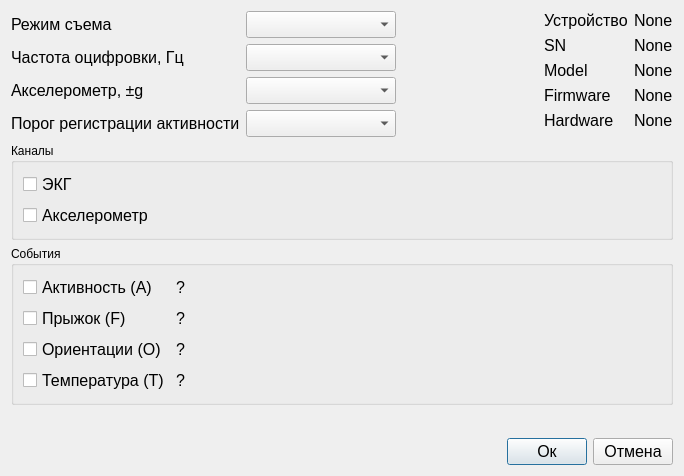
Qt form resources/dlg_inrat_config.ui (mcsltd/mcs-inRat-monitor) before a commit.
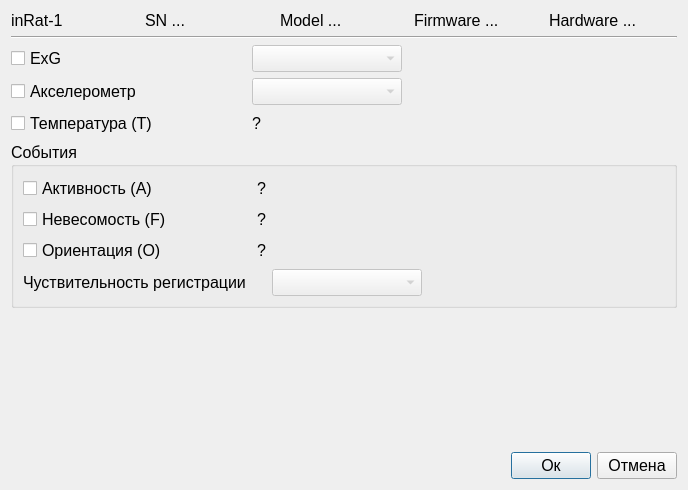
The same form after that commit. Icons and pictures are not drawn.

```diff
--- a/resources/dlg_inrat_config.ui
+++ b/resources/dlg_inrat_config.ui
@@ -6,8 +6,8 @@
    <rect>
     <x>0</x>
     <y>0</y>
-    <width>684</width>
-    <height>476</height>
+    <width>688</width>
+    <height>490</height>
    </rect>
   </property>
   <property name="windowTitle">
@@ -18,8 +18,336 @@
     <normaloff>:/images/icon.ico</normaloff>:/images/icon.ico</iconset>
   </property>
   <layout class="QGridLayout" name="gridLayout">
+   <item row="8" column="0">
+    <layout class="QHBoxLayout" name="horizontalLayout">
+     <item>
+      <spacer name="horizontalSpacer">
+       <property name="orientation">
+        <enum>Qt::Orientation::Horizontal</enum>
+       </property>
+       <property name="sizeHint" stdset="0">
+        <size>
+         <width>40</width>
+         <height>20</height>
+        </size>
+       </property>
+      </spacer>
+     </item>
+     <item>
+      <widget class="QPushButton" name="pushButtonOk">
+       <property name="font">
+        <font>
+         <pointsize>12</pointsize>
+        </font>
+       </property>
+       <property name="text">
+        <string>Ок</string>
+       </property>
+      </widget>
+     </item>
+     <item>
+      <widget class="QPushButton" name="pushButtonCancel">
+       <property name="font">
+        <font>
+         <pointsize>12</pointsize>
+        </font>
+       </property>
+       <property name="text">
+        <string>Отмена</string>
+       </property>
+      </widget>
+     </item>
+    </layout>
+   </item>
+   <item row="2" column="0">
+    <layout class="QVBoxLayout" name="verticalLayout">
+     <item>
+      <layout class="QHBoxLayout" name="horizontalLayout_3">
+       <item>
+        <widget class="QCheckBox" name="checkBoxExg">
+         <property name="sizePolicy">
+          <sizepolicy hsizetype="Fixed" vsizetype="Fixed">
+           <horstretch>0</horstretch>
+           <verstretch>0</verstretch>
+          </sizepolicy>
+         </property>
+         <property name="minimumSize">
+          <size>
+           <width>235</width>
+           <height>0</height>
+          </size>
+         </property>
+         <property name="maximumSize">
+          <size>
+           <width>400</width>
+           <height>16777215</height>
+          </size>
+         </property>
+         <property name="font">
+          <font>
+           <pointsize>12</pointsize>
+          </font>
+         </property>
+         <property name="text">
+          <string>ExG</string>
+         </property>
+        </widget>
+       </item>
+       <item>
+        <widget class="QComboBox" name="comboBoxModeSampleRate">
+         <property name="enabled">
+          <bool>false</bool>
+         </property>
+         <property name="sizePolicy">
+          <sizepolicy hsizetype="Fixed" vsizetype="Fixed">
+           <horstretch>0</horstretch>
+           <verstretch>0</verstretch>
+          </sizepolicy>
+         </property>
+         <property name="minimumSize">
+          <size>
+           <width>150</width>
+           <height>0</height>
+          </size>
+         </property>
+         <property name="maximumSize">
+          <size>
+           <width>150</width>
+           <height>16777215</height>
+          </size>
+         </property>
+         <property name="font">
+          <font>
+           <pointsize>12</pointsize>
+          </font>
+         </property>
+        </widget>
+       </item>
+       <item>
+        <spacer name="horizontalSpacer_4">
+         <property name="orientation">
+          <enum>Qt::Orientation::Horizontal</enum>
+         </property>
+         <property name="sizeHint" stdset="0">
+          <size>
+           <width>40</width>
+           <height>20</height>
+          </size>
+         </property>
+        </spacer>
+       </item>
+      </layout>
+     </item>
+     <item>
+      <layout class="QHBoxLayout" name="horizontalLayout_5">
+       <item>
+        <widget class="QCheckBox" name="checkBoxAcceleration">
+         <property name="sizePolicy">
+          <sizepolicy hsizetype="Fixed" vsizetype="Fixed">
+           <horstretch>0</horstretch>
+           <verstretch>0</verstretch>
+          </sizepolicy>
+         </property>
+         <property name="minimumSize">
+          <size>
+           <width>235</width>
+           <height>0</height>
+          </size>
+         </property>
+         <property name="maximumSize">
+          <size>
+           <width>400</width>
+           <height>16777215</height>
+          </size>
+         </property>
+         <property name="font">
+          <font>
+           <pointsize>12</pointsize>
+          </font>
+         </property>
+         <property name="text">
+          <string>Акселерометр</string>
+         </property>
+        </widget>
+       </item>
+       <item>
+        <widget class="QComboBox" name="comboBoxFullScaleAccelerometer">
+         <property name="enabled">
+          <bool>false</bool>
+         </property>
+         <property name="sizePolicy">
+          <sizepolicy hsizetype="Fixed" vsizetype="Fixed">
+           <horstretch>0</horstretch>
+           <verstretch>0</verstretch>
+          </sizepolicy>
+         </property>
+         <property name="minimumSize">
+          <size>
+           <width>150</width>
+           <height>0</height>
+          </size>
+         </property>
+         <property name="font">
+          <font>
+           <pointsize>12</pointsize>
+          </font>
+         </property>
+        </widget>
+       </item>
+       <item>
+        <spacer name="horizontalSpacer_3">
+         <property name="orientation">
+          <enum>Qt::Orientation::Horizontal</enum>
+         </property>
+         <property name="sizeHint" stdset="0">
+          <size>
+           <width>40</width>
+           <height>20</height>
+          </size>
+         </property>
+        </spacer>
+       </item>
+      </layout>
+     </item>
+     <item>
+      <layout class="QHBoxLayout" name="horizontalLayout_4">
+       <item>
+        <widget class="QCheckBox" name="checkBoxTemp">
+         <property name="sizePolicy">
+          <sizepolicy hsizetype="Fixed" vsizetype="Fixed">
+           <horstretch>0</horstretch>
+           <verstretch>0</verstretch>
+          </sizepolicy>
+         </property>
+         <property name="minimumSize">
+          <size>
+           <width>235</width>
+           <height>0</height>
+          </size>
+         </property>
+         <property name="maximumSize">
+          <size>
+           <width>400</width>
+           <height>16777215</height>
+          </size>
+         </property>
+         <property name="font">
+          <font>
+           <pointsize>12</pointsize>
+          </font>
+         </property>
+         <property name="toolTip">
+          <string>Регистрация события температуры
+</string>
+         </property>
+         <property name="text">
+          <string>Температура (T)</string>
+         </property>
+        </widget>
+       </item>
+       <item>
+        <widget class="QLabel" name="labelInfoTemperature">
+         <property name="font">
+          <font>
+           <pointsize>12</pointsize>
+          </font>
+         </property>
+         <property name="toolTip">
+          <string>&lt;html&gt;&lt;head/&gt;&lt;body&gt;&lt;p&gt;Событие &amp;quot;Температура&amp;quot;&lt;/p&gt;&lt;p&gt;Единицы измерения: градусы Цельсия (°C)&lt;br/&gt;Формат записи: T {значение}&lt;/p&gt;&lt;/body&gt;&lt;/html&gt;</string>
+         </property>
+         <property name="text">
+          <string>?</string>
+         </property>
+        </widget>
+       </item>
+       <item>
+        <spacer name="horizontalSpacer_5">
+         <property name="orientation">
+          <enum>Qt::Orientation::Horizontal</enum>
+         </property>
+         <property name="sizeHint" stdset="0">
+          <size>
+           <width>40</width>
+           <height>20</height>
+          </size>
+         </property>
+        </spacer>
+       </item>
+      </layout>
+     </item>
+    </layout>
+   </item>
+   <item row="0" column="0">
+    <layout class="QHBoxLayout" name="horizontalLayout_2">
+     <item>
+      <widget class="QLabel" name="labelDeviceValue">
+       <property name="font">
+        <font>
+         <pointsize>12</pointsize>
+        </font>
+       </property>
+       <property name="text">
+        <string>inRat-1</string>
+       </property>
+      </widget>
+     </item>
+     <item>
+      <widget class="QLabel" name="labelSnValue">
+       <property name="font">
+        <font>
+         <pointsize>12</pointsize>
+        </font>
+       </property>
+       <property name="text">
+        <string>SN ...</string>
+       </property>
+      </widget>
+     </item>
+     <item>
+      <widget class="QLabel" name="labelModelValue">
+       <property name="font">
+        <font>
+         <pointsize>12</pointsize>
+        </font>
+       </property>
+       <property name="text">
+        <string>Model ...</string>
+       </property>
+      </widget>
+     </item>
+     <item>
+      <widget class="QLabel" name="labelFirmwareValue">
+       <property name="font">
+        <font>
+         <pointsize>12</pointsize>
+        </font>
+       </property>
+       <property name="text">
+        <string>Firmware ...</string>
+       </property>
+      </widget>
+     </item>
+     <item>
+      <widget class="QLabel" name="labelHardwareValue">
+       <property name="font">
+        <font>
+         <pointsize>12</pointsize>
+        </font>
+       </property>
+       <property name="text">
+        <string>Hardware ...</string>
+       </property>
+      </widget>
+     </item>
+    </layout>
+   </item>
    <item row="4" column="0">
     <widget class="QGroupBox" name="groupBoxEnabledEvents">
+     <property name="font">
+      <font>
+       <pointsize>12</pointsize>
+      </font>
+     </property>
      <property name="title">
       <string>События</string>
      </property>
@@ -33,18 +361,6 @@
       <item row="0" column="0">
        <layout class="QGridLayout" name="gridLayoutEvents">
         <item row="4" column="0">
-         <widget class="QCheckBox" name="checkBoxOrientation">
-          <property name="font">
-           <font>
-            <pointsize>12</pointsize>
-           </font>
-          </property>
-          <property name="text">
-           <string>Ориентации (O)</string>
-          </property>
-         </widget>
-        </item>
-        <item row="3" column="0">
          <widget class="QCheckBox" name="checkBoxFreefall">
           <property name="font">
            <font>
@@ -52,11 +368,11 @@
            </font>
           </property>
           <property name="text">
-           <string>Прыжок (F)</string>
+           <string>Невесомость (F)</string>
           </property>
          </widget>
         </item>
-        <item row="0" column="2">
+        <item row="1" column="2">
          <spacer name="horizontalSpacer_2">
           <property name="orientation">
            <enum>Qt::Orientation::Horizontal</enum>
@@ -69,19 +385,7 @@
           </property>
          </spacer>
         </item>
-        <item row="0" column="0">
-         <widget class="QCheckBox" name="checkBoxActivity">
-          <property name="font">
-           <font>
-            <pointsize>12</pointsize>
-           </font>
-          </property>
-          <property name="text">
-           <string>Активность (A)</string>
-          </property>
-         </widget>
-        </item>
-        <item row="4" column="1">
+        <item row="5" column="1">
          <widget class="QLabel" name="labelInfoOrientation">
           <property name="font">
            <font>
@@ -96,21 +400,35 @@
           </property>
          </widget>
         </item>
-        <item row="5" column="2">
-         <spacer name="horizontalSpacer_5">
-          <property name="orientation">
-           <enum>Qt::Orientation::Horizontal</enum>
+        <item row="1" column="0">
+         <widget class="QCheckBox" name="checkBoxActivity">
+          <property name="font">
+           <font>
+            <pointsize>12</pointsize>
+           </font>
           </property>
-          <property name="sizeHint" stdset="0">
-           <size>
-            <width>40</width>
-            <height>20</height>
-           </size>
+          <property name="text">
+           <string>Активность (A)</string>
           </property>
-         </spacer>
+         </widget>
+        </item>
+        <item row="1" column="1">
+         <widget class="QLabel" name="labelInfoActivity">
+          <property name="font">
+           <font>
+            <pointsize>12</pointsize>
+           </font>
+          </property>
+          <property name="toolTip">
+           <string>&lt;html&gt;&lt;head/&gt;&lt;body&gt;&lt;p&gt;Событие &amp;quot;Активность&amp;quot;&lt;/p&gt;&lt;p&gt;Условие срабатывания: превышение порога ускорения по одной из осей.&lt;br/&gt;Формат записи: A {x} {y} {z}&lt;/p&gt;&lt;p&gt; - ускорение в милли-g (mg) по осям X, Y, Z.&lt;/p&gt;&lt;/body&gt;&lt;/html&gt;</string>
+          </property>
+          <property name="text">
+           <string>?</string>
+          </property>
+         </widget>
         </item>
         <item row="5" column="0">
-         <widget class="QCheckBox" name="checkBoxTemp">
+         <widget class="QCheckBox" name="checkBoxOrientation">
           <property name="font">
            <font>
             <pointsize>12</pointsize>
@@ -121,24 +439,11 @@
 </string>
           </property>
           <property name="text">
-           <string>Температура (T)</string>
+           <string>Ориентация (O)</string>
           </property>
          </widget>
         </item>
-        <item row="4" column="2">
-         <spacer name="horizontalSpacer_4">
-          <property name="orientation">
-           <enum>Qt::Orientation::Horizontal</enum>
-          </property>
-          <property name="sizeHint" stdset="0">
-           <size>
-            <width>40</width>
-            <height>20</height>
-           </size>
-          </property>
-         </spacer>
-        </item>
-        <item row="3" column="1">
+        <item row="4" column="1">
          <widget class="QLabel" name="labelInfoFreefall">
           <property name="font">
            <font>
@@ -153,8 +458,8 @@
           </property>
          </widget>
         </item>
-        <item row="5" column="1">
-         <widget class="QLabel" name="labelInfoTemperature">
+        <item row="6" column="0">
+         <widget class="QLabel" name="labelActivityThreshold">
           <property name="font">
            <font>
             <pointsize>12</pointsize>
@@ -164,411 +469,40 @@
            <string>&lt;html&gt;&lt;head/&gt;&lt;body&gt;&lt;p&gt;Событие &amp;quot;Температура&amp;quot;&lt;/p&gt;&lt;p&gt;Единицы измерения: градусы Цельсия (°C)&lt;br/&gt;Формат записи: T {значение}&lt;/p&gt;&lt;/body&gt;&lt;/html&gt;</string>
           </property>
           <property name="text">
-           <string>?</string>
+           <string>Чуствительность регистрации </string>
           </property>
          </widget>
         </item>
-        <item row="0" column="1">
-         <widget class="QLabel" name="labelInfoActivity">
-          <property name="font">
-           <font>
-            <pointsize>12</pointsize>
-           </font>
+        <item row="6" column="2">
+         <widget class="QComboBox" name="comboBoxActivityThreshold">
+          <property name="enabled">
+           <bool>false</bool>
           </property>
-          <property name="toolTip">
-           <string>&lt;html&gt;&lt;head/&gt;&lt;body&gt;&lt;p&gt;Событие &amp;quot;Активность&amp;quot;&lt;/p&gt;&lt;p&gt;Условие срабатывания: превышение порога ускорения по одной из осей.&lt;br/&gt;Формат записи: A {x} {y} {z}&lt;/p&gt;&lt;p&gt; - ускорение в милли-g (mg) по осям X, Y, Z.&lt;/p&gt;&lt;/body&gt;&lt;/html&gt;</string>
+          <property name="sizePolicy">
+           <sizepolicy hsizetype="Fixed" vsizetype="Fixed">
+            <horstretch>0</horstretch>
+            <verstretch>0</verstretch>
+           </sizepolicy>
           </property>
-          <property name="text">
-           <string>?</string>
-          </property>
-         </widget>
-        </item>
-        <item row="3" column="2">
-         <spacer name="horizontalSpacer_3">
-          <property name="orientation">
-           <enum>Qt::Orientation::Horizontal</enum>
-          </property>
-          <property name="sizeHint" stdset="0">
+          <property name="minimumSize">
            <size>
-            <width>40</width>
-            <height>20</height>
+            <width>150</width>
+            <height>0</height>
            </size>
           </property>
-         </spacer>
-        </item>
-       </layout>
-      </item>
-     </layout>
-    </widget>
-   </item>
-   <item row="0" column="0">
-    <layout class="QHBoxLayout" name="horizontalLayout_2">
-     <item>
-      <layout class="QFormLayout" name="formLayout">
-       <item row="0" column="0">
-        <widget class="QLabel" name="labelMode">
-         <property name="font">
-          <font>
-           <pointsize>12</pointsize>
-          </font>
-         </property>
-         <property name="text">
-          <string>Режим съема</string>
-         </property>
-        </widget>
-       </item>
-       <item row="0" column="1">
-        <widget class="QComboBox" name="comboBoxMode">
-         <property name="sizePolicy">
-          <sizepolicy hsizetype="Fixed" vsizetype="Fixed">
-           <horstretch>0</horstretch>
-           <verstretch>0</verstretch>
-          </sizepolicy>
-         </property>
-         <property name="minimumSize">
-          <size>
-           <width>150</width>
-           <height>0</height>
-          </size>
-         </property>
-         <property name="maximumSize">
-          <size>
-           <width>150</width>
-           <height>16777215</height>
-          </size>
-         </property>
-         <property name="font">
-          <font>
-           <pointsize>12</pointsize>
-          </font>
-         </property>
-        </widget>
-       </item>
-       <item row="1" column="0">
-        <widget class="QLabel" name="labelSampleRate">
-         <property name="font">
-          <font>
-           <pointsize>12</pointsize>
-          </font>
-         </property>
-         <property name="text">
-          <string>Частота оцифровки, Гц</string>
-         </property>
-        </widget>
-       </item>
-       <item row="1" column="1">
-        <widget class="QComboBox" name="comboBoxSampleRate">
-         <property name="sizePolicy">
-          <sizepolicy hsizetype="Fixed" vsizetype="Fixed">
-           <horstretch>0</horstretch>
-           <verstretch>0</verstretch>
-          </sizepolicy>
-         </property>
-         <property name="minimumSize">
-          <size>
-           <width>150</width>
-           <height>0</height>
-          </size>
-         </property>
-         <property name="maximumSize">
-          <size>
-           <width>150</width>
-           <height>16777215</height>
-          </size>
-         </property>
-         <property name="font">
-          <font>
-           <pointsize>12</pointsize>
-          </font>
-         </property>
-        </widget>
-       </item>
-       <item row="2" column="0">
-        <widget class="QLabel" name="labelFullScaleAccelerometer">
-         <property name="font">
-          <font>
-           <pointsize>12</pointsize>
-          </font>
-         </property>
-         <property name="text">
-          <string>Акселерометр, ±g</string>
-         </property>
-        </widget>
-       </item>
-       <item row="2" column="1">
-        <widget class="QComboBox" name="comboBoxFullScaleAccelerometer">
-         <property name="sizePolicy">
-          <sizepolicy hsizetype="Fixed" vsizetype="Fixed">
-           <horstretch>0</horstretch>
-           <verstretch>0</verstretch>
-          </sizepolicy>
-         </property>
-         <property name="minimumSize">
-          <size>
-           <width>150</width>
-           <height>0</height>
-          </size>
-         </property>
-         <property name="font">
-          <font>
-           <pointsize>12</pointsize>
-          </font>
-         </property>
-        </widget>
-       </item>
-       <item row="3" column="0">
-        <widget class="QLabel" name="labelActivityThreshold">
-         <property name="font">
-          <font>
-           <pointsize>12</pointsize>
-          </font>
-         </property>
-         <property name="text">
-          <string>Порог регистрации активности</string>
-         </property>
-        </widget>
-       </item>
-       <item row="3" column="1">
-        <widget class="QComboBox" name="comboBoxActivityThreshold">
-         <property name="sizePolicy">
-          <sizepolicy hsizetype="Fixed" vsizetype="Fixed">
-           <horstretch>0</horstretch>
-           <verstretch>0</verstretch>
-          </sizepolicy>
-         </property>
-         <property name="minimumSize">
-          <size>
-           <width>150</width>
-           <height>0</height>
-          </size>
-         </property>
-         <property name="font">
-          <font>
-           <pointsize>12</pointsize>
-          </font>
-         </property>
-        </widget>
-       </item>
-      </layout>
-     </item>
-     <item>
-      <spacer name="horizontalSpacer_6">
-       <property name="orientation">
-        <enum>Qt::Orientation::Horizontal</enum>
-       </property>
-       <property name="sizeHint" stdset="0">
-        <size>
-         <width>40</width>
-         <height>20</height>
-        </size>
-       </property>
-      </spacer>
-     </item>
-     <item>
-      <layout class="QFormLayout" name="formLayout_5">
-       <item row="0" column="0">
-        <widget class="QLabel" name="labelDevice">
-         <property name="font">
-          <font>
-           <pointsize>12</pointsize>
-          </font>
-         </property>
-         <property name="text">
-          <string>Устройство</string>
-         </property>
-        </widget>
-       </item>
-       <item row="1" column="0">
-        <widget class="QLabel" name="labelSn">
-         <property name="font">
-          <font>
-           <pointsize>12</pointsize>
-          </font>
-         </property>
-         <property name="text">
-          <string>SN</string>
-         </property>
-        </widget>
-       </item>
-       <item row="2" column="0">
-        <widget class="QLabel" name="labelModel">
-         <property name="font">
-          <font>
-           <pointsize>12</pointsize>
-          </font>
-         </property>
-         <property name="text">
-          <string>Model</string>
-         </property>
-        </widget>
-       </item>
-       <item row="3" column="0">
-        <widget class="QLabel" name="labelFirmware">
-         <property name="font">
-          <font>
-           <pointsize>12</pointsize>
-          </font>
-         </property>
-         <property name="text">
-          <string>Firmware</string>
-         </property>
-        </widget>
-       </item>
-       <item row="4" column="0">
-        <widget class="QLabel" name="labelHardware">
-         <property name="font">
-          <font>
-           <pointsize>12</pointsize>
-          </font>
-         </property>
-         <property name="text">
-          <string>Hardware</string>
-         </property>
-        </widget>
-       </item>
-       <item row="0" column="1">
-        <widget class="QLabel" name="labelDeviceValue">
-         <property name="font">
-          <font>
-           <pointsize>12</pointsize>
-          </font>
-         </property>
-         <property name="text">
-          <string>None</string>
-         </property>
-        </widget>
-       </item>
-       <item row="1" column="1">
-        <widget class="QLabel" name="labelSnValue">
-         <property name="font">
-          <font>
-           <pointsize>12</pointsize>
-          </font>
-         </property>
-         <property name="text">
-          <string>None</string>
-         </property>
-        </widget>
-       </item>
-       <item row="2" column="1">
-        <widget class="QLabel" name="labelModelValue">
-         <property name="font">
-          <font>
-           <pointsize>12</pointsize>
-          </font>
-         </property>
-         <property name="text">
-          <string>None</string>
-         </property>
-        </widget>
-       </item>
-       <item row="3" column="1">
-        <widget class="QLabel" name="labelFirmwareValue">
-         <property name="font">
-          <font>
-           <pointsize>12</pointsize>
-          </font>
-         </property>
-         <property name="text">
-          <string>None</string>
-         </property>
-        </widget>
-       </item>
-       <item row="4" column="1">
-        <widget class="QLabel" name="labelHardwareValue">
-         <property name="font">
-          <font>
-           <pointsize>12</pointsize>
-          </font>
-         </property>
-         <property name="text">
-          <string>None</string>
-         </property>
-        </widget>
-       </item>
-      </layout>
-     </item>
-    </layout>
-   </item>
-   <item row="7" column="0">
-    <layout class="QHBoxLayout" name="horizontalLayout">
-     <item>
-      <spacer name="horizontalSpacer">
-       <property name="orientation">
-        <enum>Qt::Orientation::Horizontal</enum>
-       </property>
-       <property name="sizeHint" stdset="0">
-        <size>
-         <width>40</width>
-         <height>20</height>
-        </size>
-       </property>
-      </spacer>
-     </item>
-     <item>
-      <widget class="QPushButton" name="pushButtonOk">
-       <property name="font">
-        <font>
-         <pointsize>12</pointsize>
-        </font>
-       </property>
-       <property name="text">
-        <string>Ок</string>
-       </property>
-      </widget>
-     </item>
-     <item>
-      <widget class="QPushButton" name="pushButtonCancel">
-       <property name="font">
-        <font>
-         <pointsize>12</pointsize>
-        </font>
-       </property>
-       <property name="text">
-        <string>Отмена</string>
-       </property>
-      </widget>
-     </item>
-    </layout>
-   </item>
-   <item row="3" column="0">
-    <widget class="QGroupBox" name="groupBox">
-     <property name="title">
-      <string>Каналы</string>
-     </property>
-     <layout class="QGridLayout" name="gridLayout_4">
-      <item row="0" column="0">
-       <layout class="QGridLayout" name="gridLayout_3">
-        <item row="0" column="0">
-         <widget class="QCheckBox" name="checkBoxSignal">
           <property name="font">
            <font>
             <pointsize>12</pointsize>
            </font>
           </property>
-          <property name="text">
-           <string>ЭКГ</string>
-          </property>
          </widget>
         </item>
-        <item row="1" column="0">
-         <widget class="QCheckBox" name="checkBoxAcceleration">
-          <property name="font">
-           <font>
-            <pointsize>12</pointsize>
-           </font>
-          </property>
-          <property name="text">
-           <string>Акселерометр</string>
-          </property>
-         </widget>
-        </item>
        </layout>
       </item>
      </layout>
     </widget>
    </item>
-   <item row="5" column="0">
+   <item row="6" column="0">
     <spacer name="verticalSpacer">
      <property name="orientation">
       <enum>Qt::Orientation::Vertical</enum>
@@ -581,6 +515,13 @@
      </property>
     </spacer>
    </item>
+   <item row="1" column="0">
+    <widget class="Line" name="line">
+     <property name="orientation">
+      <enum>Qt::Orientation::Horizontal</enum>
+     </property>
+    </widget>
+   </item>
   </layout>
  </widget>
  <resources>
```
Left out of the diff: 9 changed lines with no effect on the pictures.
